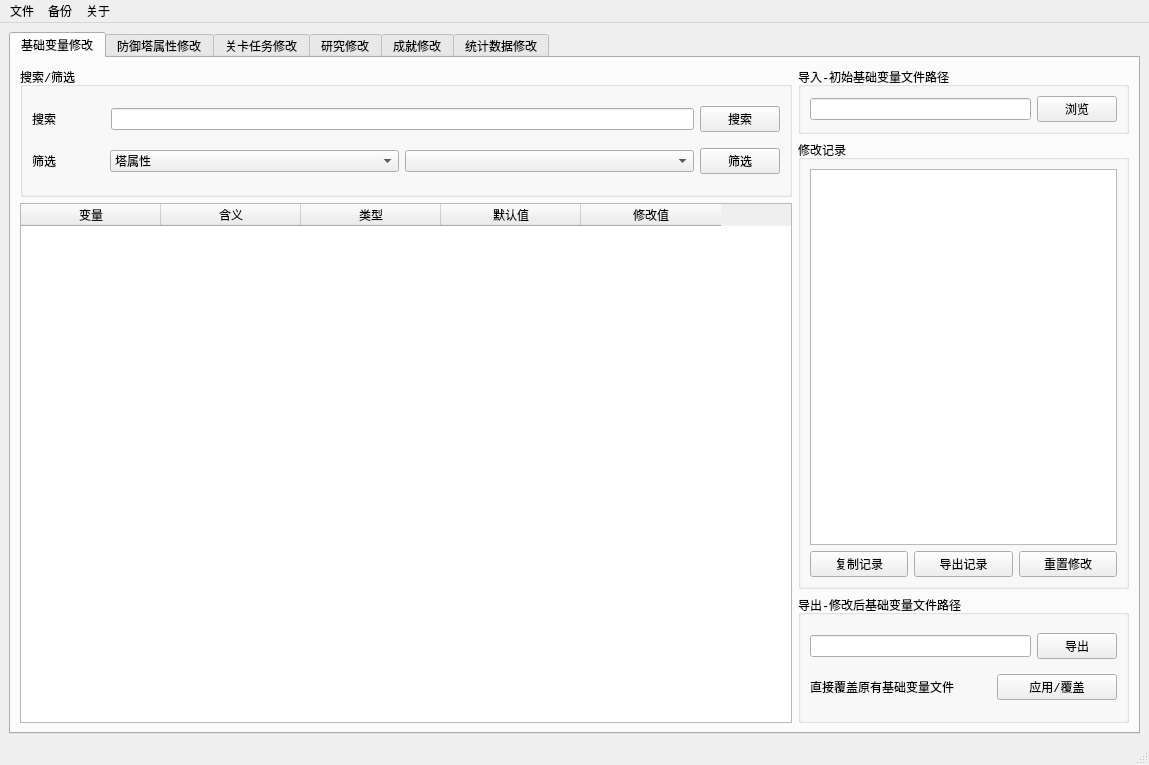
Old version of the form ui/modify.ui in the repository jimmy-moqin/InfCustomize-ING.
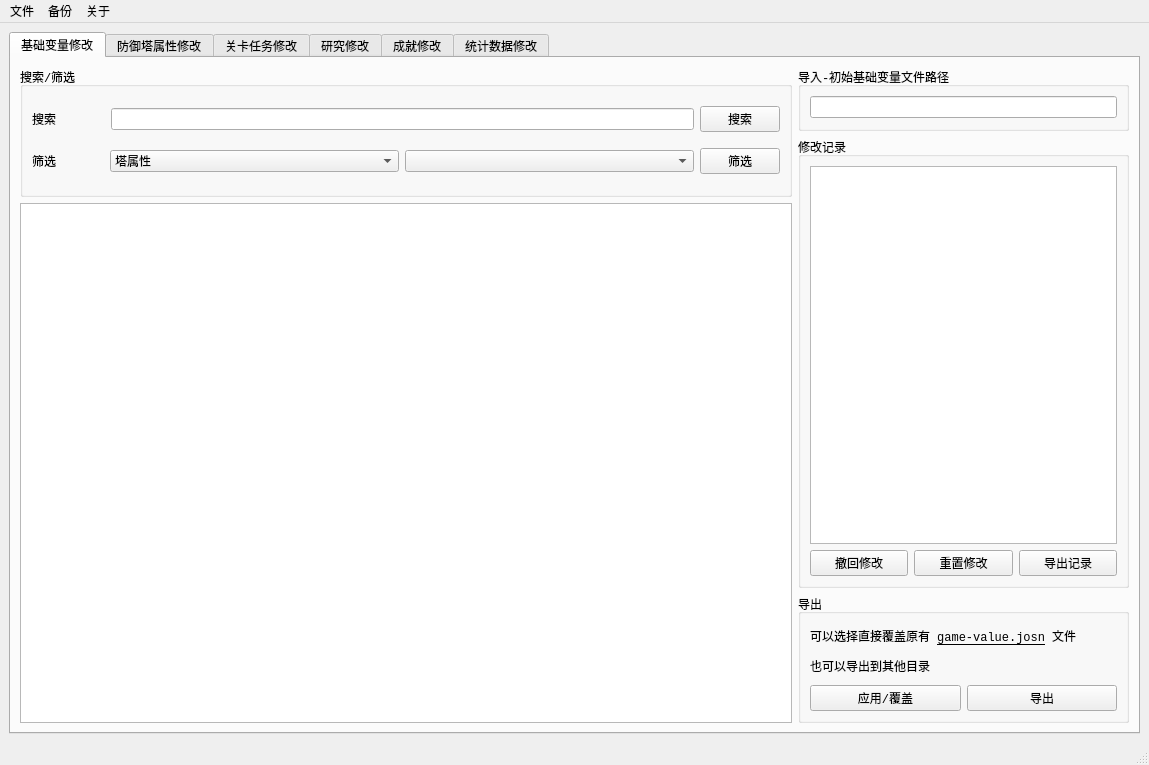
New version of the form. The open tabs and pages were chosen to show the change.

Commit message: Finish basicTab

```diff
--- a/ui/modify.ui
+++ b/ui/modify.ui
@@ -35,7 +35,10 @@
        </sizepolicy>
       </property>
       <property name="currentIndex">
-       <number>0</number>
+       <number>5</number>
+      </property>
+      <property name="tabBarAutoHide">
+       <bool>false</bool>
       </property>
       <widget class="QWidget" name="basicTab">
        <property name="sizePolicy">
@@ -134,7 +137,7 @@
              <bool>false</bool>
             </property>
             <attribute name="horizontalHeaderVisible">
-             <bool>true</bool>
+             <bool>false</bool>
             </attribute>
             <attribute name="horizontalHeaderDefaultSectionSize">
              <number>140</number>
@@ -181,17 +184,10 @@
             <property name="title">
              <string>导入-初始基础变量文件路径</string>
             </property>
-            <layout class="QHBoxLayout" name="horizontalLayout_6" stretch="8,2">
+            <layout class="QHBoxLayout" name="horizontalLayout_6" stretch="8">
              <item>
               <widget class="QLineEdit" name="basicTab_initFileLineEdit"/>
              </item>
-             <item>
-              <widget class="QPushButton" name="basicTab_browseBtn">
-               <property name="text">
-                <string>浏览</string>
-               </property>
-              </widget>
-             </item>
             </layout>
            </widget>
           </item>
@@ -208,6 +204,9 @@
                  <family>Consolas</family>
                 </font>
                </property>
+               <property name="sortingEnabled">
+                <bool>false</bool>
+               </property>
               </widget>
              </item>
              <item>
@@ -215,14 +214,7 @@
                <item>
                 <widget class="QPushButton" name="basicTab_copyRecordBtn">
                  <property name="text">
-                  <string>复制记录</string>
-                 </property>
-                </widget>
-               </item>
-               <item>
-                <widget class="QPushButton" name="basicTab_exportRecordBtn">
-                 <property name="text">
-                  <string>导出记录</string>
+                  <string>撤回修改</string>
                  </property>
                 </widget>
                </item>
@@ -233,6 +225,13 @@
                  </property>
                 </widget>
                </item>
+               <item>
+                <widget class="QPushButton" name="basicTab_exportRecordBtn">
+                 <property name="text">
+                  <string>导出记录</string>
+                 </property>
+                </widget>
+               </item>
               </layout>
              </item>
             </layout>
@@ -241,32 +240,22 @@
           <item>
            <widget class="QGroupBox" name="groupBox_3">
             <property name="title">
-             <string>导出-修改后基础变量文件路径</string>
+             <string>导出</string>
             </property>
             <layout class="QVBoxLayout" name="verticalLayout_5" stretch="0,0">
              <item>
               <layout class="QHBoxLayout" name="horizontalLayout_4">
                <item>
-                <widget class="QLineEdit" name="basicTab_modifyFileLineEdit"/>
-               </item>
-               <item>
-                <widget class="QPushButton" name="basicTab_exportFileBtn">
-                 <property name="text">
-                  <string>导出</string>
-                 </property>
-                </widget>
-               </item>
-              </layout>
-             </item>
-             <item>
-              <layout class="QHBoxLayout" name="horizontalLayout_5" stretch="6,4">
-               <item>
                 <widget class="QLabel" name="label">
                  <property name="text">
-                  <string>直接覆盖原有基础变量文件</string>
+                  <string>&lt;html&gt;&lt;head/&gt;&lt;body&gt;&lt;p&gt;可以选择直接覆盖原有 &lt;span style=&quot; text-decoration: underline;&quot;&gt;game-value.josn&lt;/span&gt; 文件&lt;/p&gt;&lt;p&gt;也可以导出到其他目录&lt;/p&gt;&lt;/body&gt;&lt;/html&gt;</string>
                  </property>
                 </widget>
                </item>
+              </layout>
+             </item>
+             <item>
+              <layout class="QHBoxLayout" name="horizontalLayout_5" stretch="5,5">
                <item>
                 <widget class="QPushButton" name="basicTab_applyBtn">
                  <property name="text">
@@ -274,6 +263,13 @@
                  </property>
                 </widget>
                </item>
+               <item>
+                <widget class="QPushButton" name="basicTab_outputBtn">
+                 <property name="text">
+                  <string>导出</string>
+                 </property>
+                </widget>
+               </item>
               </layout>
              </item>
             </layout>
```
Left out of the diff: 2 changed lines with no effect on the pictures. The commit also changes 5 other files.
